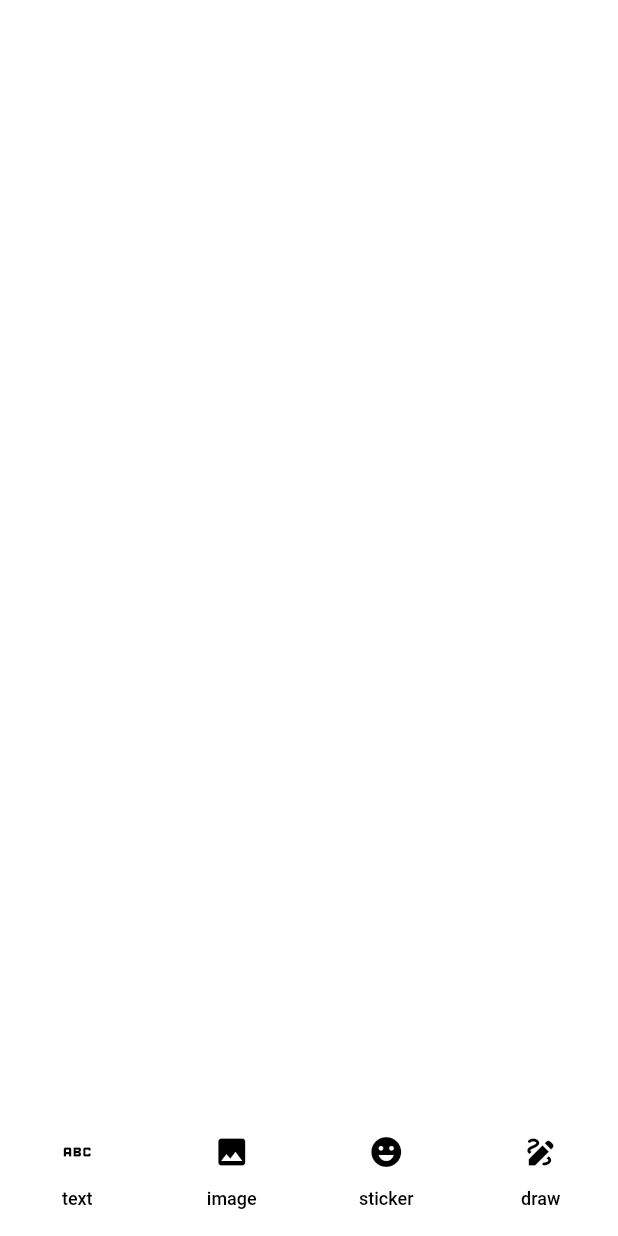
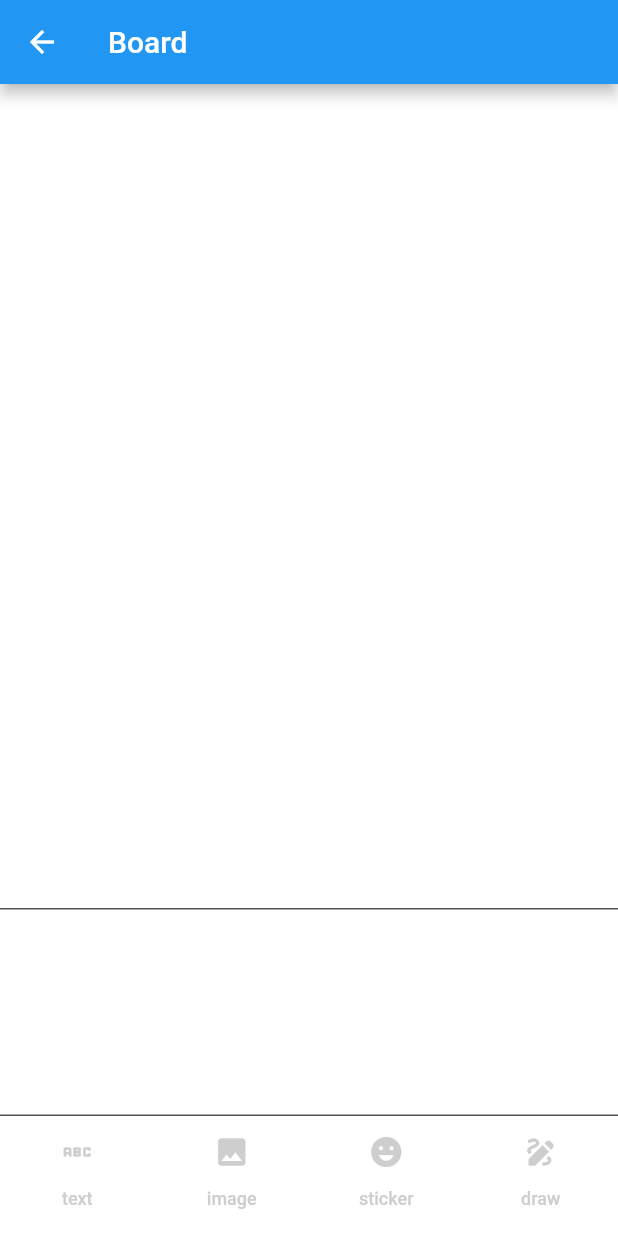
Before and after one commit to kaivumetacrew/Board, a Flutter app: the screen it shows after launch, after a tap on "New board", on a phone screen of 412 x 824 dp. Run offline on Flutter 3.47's test engine with Material 2 defaults, Android fonts, the phone set to English and light mode, and no system bars; our stand-ins replace image_picker, permission_handler.

Commit message:
app theme

```diff
--- a/lib/main.dart
+++ b/lib/main.dart
@@ -1,3 +1,4 @@
+import 'package:board/res/color.dart';
 import 'package:board/ui/menu.dart';
 import 'package:flutter/material.dart';
 import 'package:flutter/services.dart';
@@ -17,6 +18,7 @@ class MyApp extends StatelessWidget {
       title: 'Flutter Demo',
       debugShowCheckedModeBanner: false,
       themeMode: ThemeMode.light,
+
       theme: ThemeData(
         // This is the theme of your application.
         //
@@ -35,7 +37,12 @@ class MyApp extends StatelessWidget {
         // tested with just a hot reload.
         //useMaterial3: true,
         //scaffoldBackgroundColor: Colors.white,
-        colorScheme: ColorScheme.fromSeed(seedColor: Colors.deepPurple),
+        primarySwatch: Colors.blue,
+        colorScheme: ColorScheme.fromSeed(seedColor: Colors.blue),
+        appBarTheme: const AppBarTheme(
+          iconTheme: IconThemeData(color: Colors.white),
+          color: Colors.blue, //<-- SEE HERE
+        ),
       ),
       home: const MenuPage(),
     );
--- /dev/null
+++ b/lib/res/color.dart
@@ -0,0 +1,32 @@
+import 'package:flutter/material.dart';
+
+MaterialColor createMaterialColor(int value) {
+  Color color = Color(value);
+  List strengths = <double>[.05];
+  final swatch = <int, Color>{};
+  final int r = color.red, g = color.green, b = color.blue;
+
+  for (int i = 1; i < 10; i++) {
+    strengths.add(0.1 * i);
+  }
+  for (var strength in strengths) {
+    final double ds = 0.5 - strength;
+    swatch[(strength * 1000).round()] = Color.fromRGBO(
+      r + ((ds < 0 ? r : (255 - r)) * ds).round(),
+      g + ((ds < 0 ? g : (255 - g)) * ds).round(),
+      b + ((ds < 0 ? b : (255 - b)) * ds).round(),
+      1,
+    );
+  }
+  return MaterialColor(color.value, swatch);
+}
+
+class ColorRes {
+  ColorRes._();
+
+  static const Color primary = Color(0xFF338EFF);
+  static const Color white = Color(0xFFFFFFFF);
+  static const Color lightGray = Color(0xFFCECECE);
+  static const Color text = Color(0xFF525252);
+
+}
--- a/lib/ui/board.dart
+++ b/lib/ui/board.dart
@@ -1,5 +1,7 @@
 import 'dart:io';
 
+import 'package:board/res/color.dart';
+import 'package:board/ui/board_text.dart';
 import 'package:flutter/material.dart';
 import 'package:image_picker/image_picker.dart';
 
@@ -47,7 +49,8 @@ class _BoardPageState extends State<BoardPage> with TickerProviderStateMixin {
     boardWidth = screenSize.width;
     boardHeight = boardWidth * boardRatio;
     return Scaffold(
-      backgroundColor: Colors.white70,
+      backgroundColor: Colors.white,
+      appBar:  AppBar(title: const Text("Board")),
       body: SafeArea(
         child: Column(
           children: [
@@ -95,6 +98,7 @@ class _BoardPageState extends State<BoardPage> with TickerProviderStateMixin {
                       ),
                     ),
                   ),
+                  Container(width: double.infinity, height: 1, color: ColorRes.text),
                   Expanded(
                       child: Container(
                         width: double.infinity,
@@ -104,6 +108,7 @@ class _BoardPageState extends State<BoardPage> with TickerProviderStateMixin {
                 ],
               ),
             ),
+            Container(width: double.infinity, height: 1, color: ColorRes.text),
             _actionBar()
           ],
         ),
@@ -116,7 +121,14 @@ class _BoardPageState extends State<BoardPage> with TickerProviderStateMixin {
    */
   Widget _actionBar() {
     List<Widget> list = [];
-    list.add(_actionButton(ActionItem.textItem, (isSelected) {}));
+    list.add(_actionButton(ActionItem.textItem, (isSelected) {
+      Navigator.of(context).push(
+        MaterialPageRoute(
+          builder: (context) => const TextPage(),
+          fullscreenDialog: true,
+        ),
+      );
+    }));
     list.add(_actionButton(ActionItem.imageItem, (isSelected) {
       _pickImage();
     }));
@@ -140,7 +152,7 @@ class _BoardPageState extends State<BoardPage> with TickerProviderStateMixin {
     ActionItem item,
     Function(bool isSelected) callback,
   ) {
-    Color iconColor = (_currentAction == item) ? Colors.blue : Colors.black;
+    Color iconColor = (_currentAction == item) ? ColorRes.primary : ColorRes.lightGray;
     return Expanded(
       child: Column(
         mainAxisSize: MainAxisSize.max,
@@ -166,8 +178,8 @@ class _BoardPageState extends State<BoardPage> with TickerProviderStateMixin {
           ),
           Text(
             item.text,
-            style: const TextStyle(
-              color: Colors.black,
+            style:  TextStyle(
+              color: iconColor,
               fontSize: 12,
               fontWeight: FontWeight.w500,
             ),
--- a/lib/ui/menu.dart
+++ b/lib/ui/menu.dart
@@ -1,6 +1,8 @@
 import 'package:board/ui/board.dart';
 import 'package:flutter/material.dart';
+
 import '../canvas/canvas.dart';
+import '../res/color.dart';
 
 class MenuPage extends StatefulWidget {
   const MenuPage({super.key});
@@ -13,6 +15,8 @@ class _MenuPageState extends State<MenuPage> {
   @override
   Widget build(BuildContext context) {
     return Scaffold(
+      backgroundColor: Colors.white,
+      appBar: AppBar(title: const Text("Menu")),
       body: Center(
         child: Column(
           mainAxisAlignment: MainAxisAlignment.center,
@@ -21,7 +25,7 @@ class _MenuPageState extends State<MenuPage> {
               push(const BoardPage());
             }),
             menuButton("Canvas", () {
-              push( CanvasPainting());
+              push(CanvasPainting());
             }),
             menuButton('My boards', () {}),
           ],
@@ -31,12 +35,15 @@ class _MenuPageState extends State<MenuPage> {
   }
 
   Widget menuButton(String label, VoidCallback onPress) {
-    return TextButton(
-      style: ButtonStyle(
-        foregroundColor: MaterialStateProperty.all<Color>(Colors.blue),
+    return Padding(
+      padding: EdgeInsets.only(bottom: 32),
+      child: TextButton(
+        style: ButtonStyle(
+          foregroundColor: MaterialStateProperty.all<Color>(ColorRes.text),
+        ),
+        onPressed: onPress,
+        child: Text(label, style: TextStyle(fontSize: 24)),
       ),
-      onPressed: onPress,
-      child: Text(label),
     );
   }
 
--- /dev/null
+++ b/lib/ui/widgets.dart
@@ -0,0 +1,2 @@
+
+import 'package:flutter/cupertino.dart';
```
Also changed, not shown: lib/ui/board_text.dart (added, +36 -0 lines).
